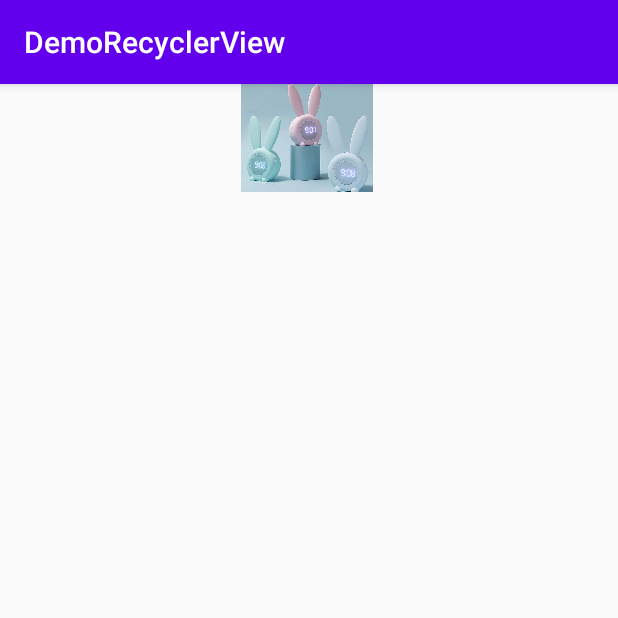
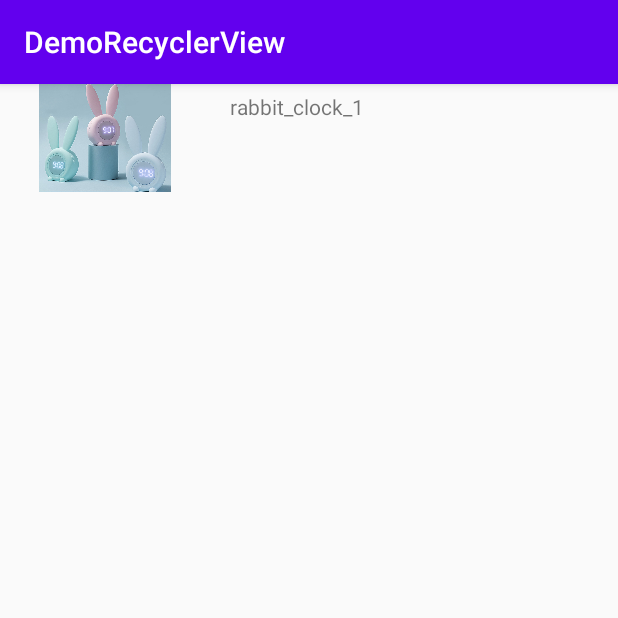
Before and after one commit to cindy951357/DemoRecyclerView, an Android app: the screen it shows after launch (MainActivity), on a phone screen of 412 x 824 dp, the top half of it. Run offline under Robolectric (Android 15) with nearby library versions, the phone set to English and light mode, and no system bars.

Commit message:
can show rabbit images but cannot scroll normally.

```diff
--- a/app/build.gradle
+++ b/app/build.gradle
@@ -32,6 +32,6 @@ dependencies {
     androidTestImplementation 'androidx.test.ext:junit:1.1.1'
     androidTestImplementation 'androidx.test.espresso:espresso-core:3.2.0'
 
-    implementation 'androidx.recyclerview:recyclerview:1.0.0'
+    implementation 'androidx.recyclerview:recyclerview:1.1.0'
 
 }
--- a/app/src/main/java/com/example/demorecyclerview/MainActivity.java
+++ b/app/src/main/java/com/example/demorecyclerview/MainActivity.java
@@ -3,10 +3,7 @@ package com.example.demorecyclerview;
 import androidx.appcompat.app.AppCompatActivity;
 import androidx.recyclerview.widget.LinearLayoutManager;
 import androidx.recyclerview.widget.RecyclerView;
-
-import android.content.res.Resources;
 import android.content.res.TypedArray;
-import android.graphics.drawable.Drawable;
 import android.os.Bundle;
 import android.util.Log;
 
@@ -15,43 +12,43 @@ import java.util.ArrayList;
 public class MainActivity extends AppCompatActivity {
     private final static int defaultId = -1;
     private static final String TAG = "MainActivity";
-    ArrayList<String> mImageNames = new ArrayList<String>();;
-    ArrayList<Integer> mImageIds = new ArrayList<Integer>();;
+    private int repeatTimes;
+    ArrayList<String> mImageNames = new ArrayList<String>();
+    ArrayList<Integer> mImageIds = new ArrayList<Integer>();
+
     @Override
     protected void onCreate(Bundle savedInstanceState) {
         super.onCreate(savedInstanceState);
         setContentView(R.layout.activity_main);
-
-        Log.d(TAG,"MainActivity called");
+        initRepeatTimes();
         initImageNamesAndIds();
         initRecyclerViewListAdapter();
-        Log.d(TAG,"layout manager is set?");
+    }
+
+    private void initRepeatTimes() {
+        repeatTimes = getResources().getInteger(R.integer.repeat_times);
     }
 
     private void initImageNamesAndIds(){
         Log.d(TAG,"initImageNamesAndIds called");
         TypedArray imgRabbitResourceArr = getResources().obtainTypedArray(R.array.img_rabbit);
-        for(int i=0; i<imgRabbitResourceArr.length(); i++) {
-            int imgId = imgRabbitResourceArr.getResourceId(i, defaultId);
-            mImageIds.add(imgId);
-            mImageNames.add(getResources().getResourceEntryName(imgId));
+        for(int j=0; j<repeatTimes; j++) {
+            for (int i = 0; i < imgRabbitResourceArr.length(); i++) {
+                int imgId = imgRabbitResourceArr.getResourceId(i, defaultId);
+                String imgShortFName = getResources().getResourceEntryName(imgId);
+                mImageIds.add(imgId);
+                mImageNames.add(imgShortFName);
+            }
         }
     }
 
     private void initRecyclerViewListAdapter(){
         Log.d(TAG,"initRecyclerViewListAdapter called. initiating adapter");
-        RecyclerView recyclerView = (RecyclerView) findViewById(R.id.recycler_view); /**/
-        Log.d(TAG,"01");
+        RecyclerView recyclerView = (RecyclerView) findViewById(R.id.recycler_view);
         RecyclerViewListAdapter recyclerViewListAdapter = new RecyclerViewListAdapter(this, mImageNames, mImageIds);
-        Log.d(TAG,"02");
-
         recyclerView.setAdapter(recyclerViewListAdapter);
-        Log.d(TAG,"03");
         recyclerView.setLayoutManager(new LinearLayoutManager(this));
-        Log.d(TAG,"04");
-
     }
-
 }
 
 /*Android Official Docs on TypedArray*/
--- a/app/src/main/java/com/example/demorecyclerview/RecyclerViewListAdapter.java
+++ b/app/src/main/java/com/example/demorecyclerview/RecyclerViewListAdapter.java
@@ -3,14 +3,12 @@ package com.example.demorecyclerview;
 import android.content.Context;
 import android.util.Log;
 import android.view.LayoutInflater;
-import android.view.TextureView;
 import android.view.View;
 import android.view.ViewGroup;
 import android.widget.ImageView;
+import android.widget.LinearLayout;
 import android.widget.TextView;
-
 import androidx.annotation.NonNull;
-import androidx.constraintlayout.widget.ConstraintLayout;
 import androidx.recyclerview.widget.RecyclerView;
 
 import java.util.ArrayList;
@@ -19,6 +17,7 @@ public class RecyclerViewListAdapter extends RecyclerView.Adapter<RecyclerViewLi
     /* Nicole taught me that <> contains self-defined class*/
 
     private static final String TAG = "RecyclerViewListAdapter";
+    private static final int repeatTimes = R.integer.repeat_times;
 
     public RecyclerViewListAdapter(Context context, ArrayList<String> imageNames, ArrayList<Integer> imageIds) {
         mImageNames = imageNames;
@@ -30,7 +29,6 @@ public class RecyclerViewListAdapter extends RecyclerView.Adapter<RecyclerViewLi
     private ArrayList<Integer> mImageIds = new ArrayList<Integer>();
     private Context mContext;
 
-
     @NonNull
     @Override
     public ViewHolder onCreateViewHolder(@NonNull ViewGroup parent, int viewType) {
@@ -39,12 +37,11 @@ public class RecyclerViewListAdapter extends RecyclerView.Adapter<RecyclerViewLi
         return holder;
     }
 
-
     @NonNull
     @Override
     public void onBindViewHolder(ViewHolder holder, int position) {
         Log.d(TAG,"onBindViewHolder called.");
-        // - get element from the dataset at this position
+        /* get element from the dataset at this position */
         Log.d(TAG,mImageIds.get(position).toString());
         holder.imageRabbit.setImageResource(mImageIds.get(position));
         holder.imageName.setText(mImageNames.get(position));
@@ -52,13 +49,14 @@ public class RecyclerViewListAdapter extends RecyclerView.Adapter<RecyclerViewLi
 
     @Override
     public int getItemCount() {
-        return 4;/* cannot be 4 */
+        int repeatTimes = mContext.getResources().getInteger(R.integer.repeat_times);
+        return mImageIds.size()*repeatTimes;/* cannot be zero */
     }
 
     public class ViewHolder extends RecyclerView.ViewHolder{
         ImageView imageRabbit;
         TextView imageName;
-        ConstraintLayout parentLayout;
+        LinearLayout parentLayout;
 
         public ViewHolder(@NonNull View itemView) {
             super(itemView);
@@ -68,5 +66,4 @@ public class RecyclerViewListAdapter extends RecyclerView.Adapter<RecyclerViewLi
 
         }
     }
-
 }
--- a/app/src/main/res/layout/activity_main.xml
+++ b/app/src/main/res/layout/activity_main.xml
@@ -1,5 +1,6 @@
 <?xml version="1.0" encoding="utf-8"?>
-<androidx.constraintlayout.widget.ConstraintLayout xmlns:android="http://schemas.android.com/apk/res/android"
+<RelativeLayout
+    xmlns:android="http://schemas.android.com/apk/res/android"
     xmlns:app="http://schemas.android.com/apk/res-auto"
     xmlns:tools="http://schemas.android.com/tools"
     android:layout_width="match_parent"
@@ -12,4 +13,4 @@
         android:layout_height="729dp"
         app:layout_constraintStart_toStartOf="parent"
         app:layout_constraintTop_toTopOf="parent" />
-</androidx.constraintlayout.widget.ConstraintLayout>
+</RelativeLayout>
--- a/app/src/main/res/layout/list_item.xml
+++ b/app/src/main/res/layout/list_item.xml
@@ -10,10 +10,8 @@
 
     <ImageView
         android:id="@+id/image_rabbit"
-        android:layout_width="fill_parent"
+        android:layout_width="140dp"
         android:layout_height="72dp"
-        app:layout_constraintStart_toStartOf="parent"
-        app:layout_constraintTop_toTopOf="parent"
         app:srcCompat="@mipmap/ic_launcher"
         tools:srcCompat="@mipmap/ic_launcher" />
 
@@ -25,7 +23,5 @@
         android:paddingLeft="@dimen/padding_top_item_name"
         android:paddingTop="@dimen/padding_left_item_name"
         android:text="TextView"
-        app:layout_constraintEnd_toEndOf="parent"
-        app:layout_constraintStart_toEndOf="@+id/image_rabbit"
-        app:layout_constraintTop_toTopOf="parent" />
+        />
 </LinearLayout>
--- /dev/null
+++ b/app/src/main/res/values/integers.xml
@@ -0,0 +1,4 @@
+<?xml version="1.0" encoding="utf-8"?>
+<resources>
+    <integer name="repeat_times">3</integer>
+</resources>
```
